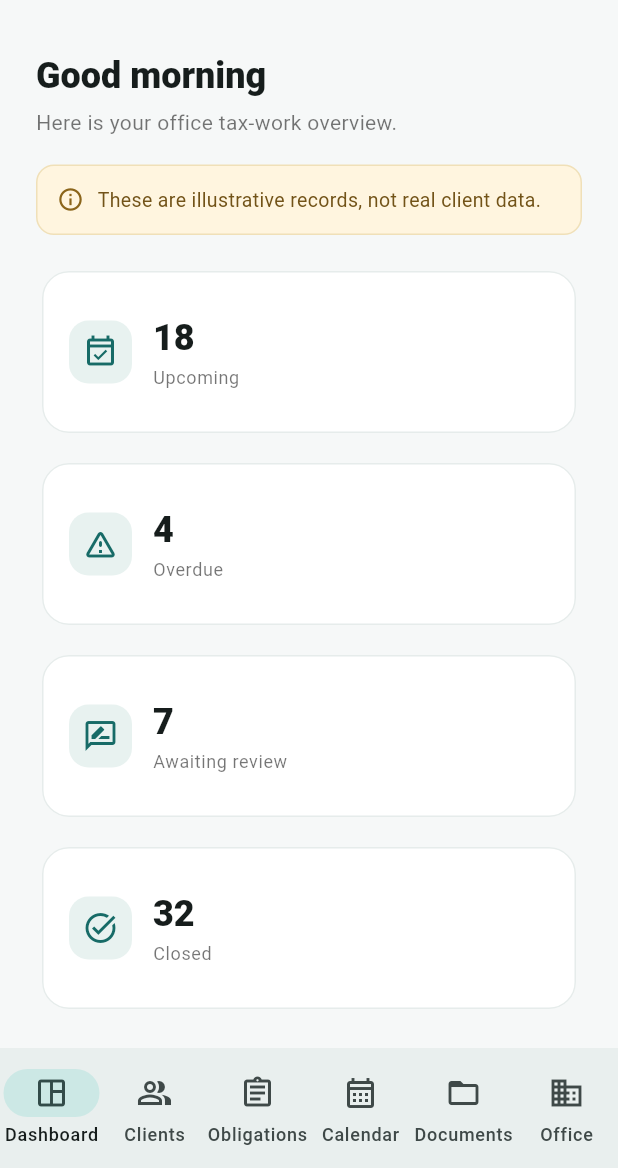
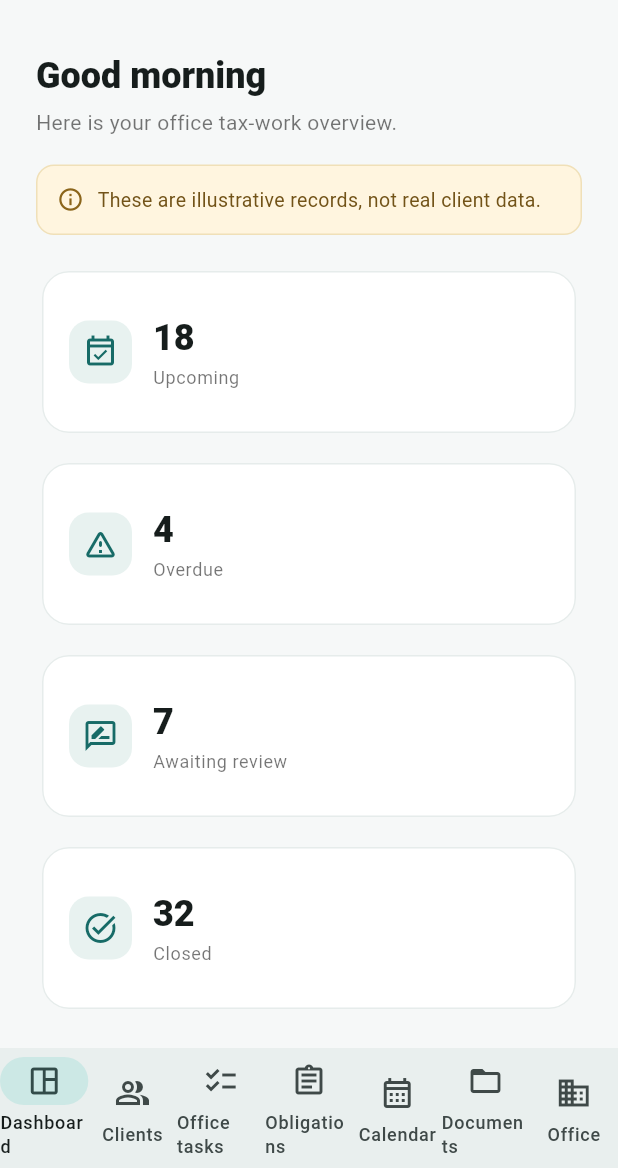
Before and after one commit to gouresamhabib-jpg/Tax---os, a Flutter app: the screen it shows after launch, after a tap on the "language" icon, on a phone screen of 412 x 824 dp, the part 68-1236 px from its top. Run offline on Flutter 3.47's test engine with Material 3 defaults, Android fonts, the phone set to English and light mode, and no system bars; our stand-ins replace material_ui.

Commit message:
feat(flutter): add office tasks navigation destination

```diff
--- a/Tax - OS/apps/mobile/lib/app/app_shell.dart
+++ b/Tax - OS/apps/mobile/lib/app/app_shell.dart
@@ -2,6 +2,7 @@ import 'package:material_ui/material_ui.dart';
 
 import 'app_copy.dart';
 import '../features/clients/clients_page.dart';
+import '../features/work_items/work_items_page.dart';
 
 class AppShell extends StatefulWidget {
   const AppShell({
@@ -25,6 +26,7 @@ class _AppShellState extends State<AppShell> {
   static const _destinations = <_DestinationData>[
     _DestinationData('dashboard', Icons.space_dashboard_outlined),
     _DestinationData('clients', Icons.people_alt_outlined),
+    _DestinationData('tasksPageTitle', Icons.checklist_outlined),
     _DestinationData('obligations', Icons.assignment_outlined),
     _DestinationData('calendar', Icons.calendar_month_outlined),
     _DestinationData('documents', Icons.folder_open_outlined),
@@ -103,6 +105,7 @@ class _AppShellState extends State<AppShell> {
               children: [
                 _DashboardPage(locale: widget.locale),
                 ClientsPage(locale: widget.locale),
+                WorkItemsPage(locale: widget.locale),
                 _ObligationsPage(locale: widget.locale),
                 _CalendarPage(locale: widget.locale),
                 _DocumentsPage(locale: widget.locale),
```
